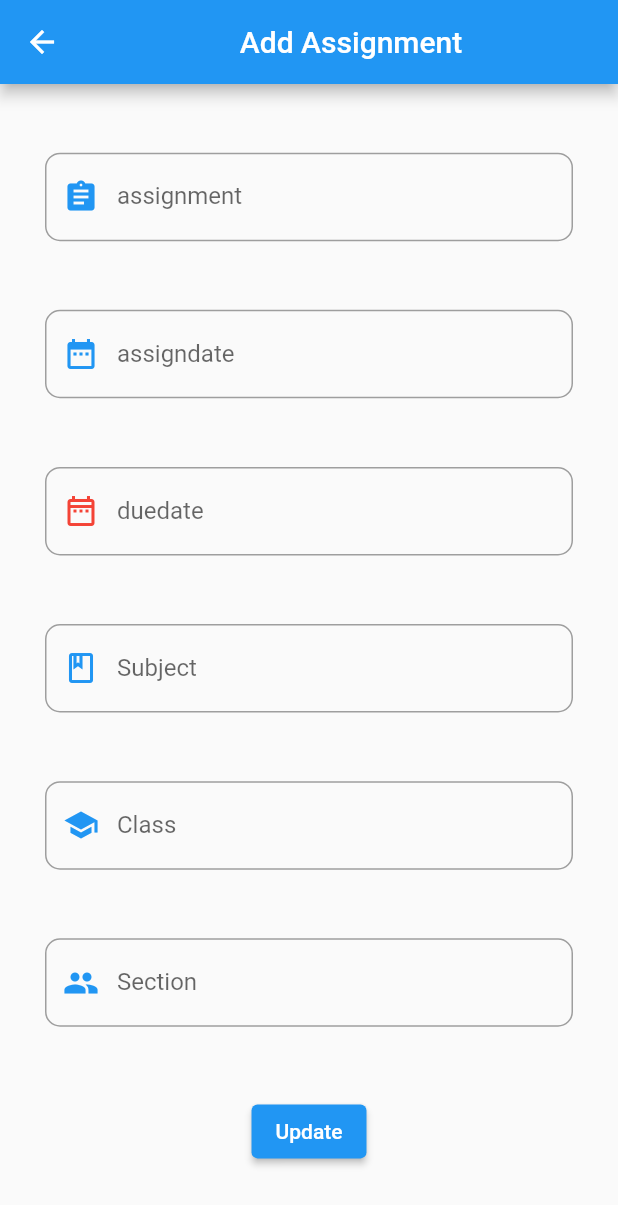
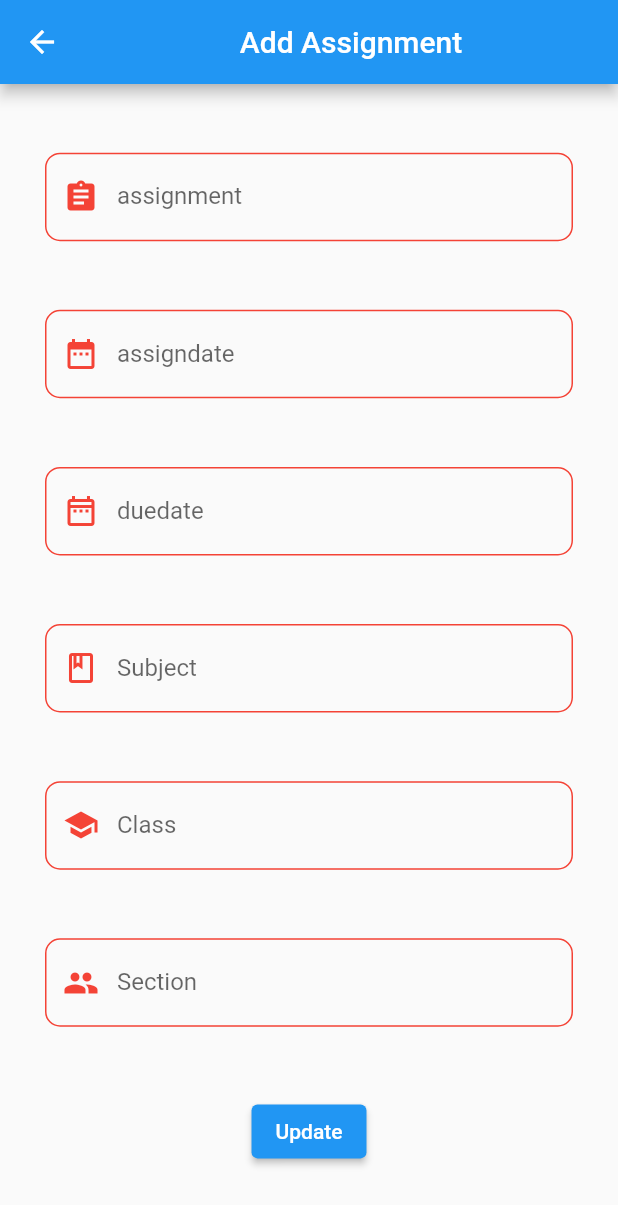
Before and after one commit to RAIESHG/student_progress_indicator_web, a Flutter app: the AddAssignment screen opened directly, after a tap on "Update", on a phone screen of 412 x 824 dp. Shown: the top 1205 px of the screen. Run offline on Flutter 3.47's test engine with Material 2 defaults, Android fonts, the phone set to English and light mode, and no system bars; our stand-ins replace dropdown_search.

Commit message:
textfield changes

```diff
--- a/lib/insert/addassignment.dart
+++ b/lib/insert/addassignment.dart
@@ -1,15 +1,39 @@
 import 'package:flutter/material.dart';
 import 'package:student_progress_indicator_web/databaseandmodels/database.dart';
-class AddAssignment extends StatelessWidget {
+import 'package:student_progress_indicator_web/reuseable_codes/textfield.dart';
+class AddAssignment extends StatefulWidget {
+  @override
+  _AddAssignmentState createState() => _AddAssignmentState();
+}
+
+class _AddAssignmentState extends State<AddAssignment> {
   @override
   final TextEditingController _assignmentController = TextEditingController();
+
+  Color assignmentColor = Colors.grey;
+
   final TextEditingController _assigndateController = TextEditingController();
+
+  Color assigndateColor = Colors.grey;
+
   final TextEditingController _duedateController = TextEditingController();
+
+  Color duedateColor = Colors.grey;
+
   final TextEditingController _subjectController = TextEditingController();
+
+  Color subjectColor = Colors.grey;
+
   final TextEditingController _classController = TextEditingController();
+
+  Color classColor = Colors.grey;
+
   final TextEditingController _sectionController = TextEditingController();
 
+  Color sectionColor = Colors.grey;
+
   Database db = new Database();
+
   Widget build(BuildContext context) {
     return Scaffold(
       appBar: AppBar(title: Center(child: Text("Add Assignment")),),
@@ -20,107 +44,44 @@ class AddAssignment extends StatelessWidget {
           mainAxisAlignment: MainAxisAlignment.spaceEvenly,
 
           children: [
-            TextField(
-              controller: _assignmentController,
-              decoration: InputDecoration(
-                  prefixIcon: Icon(Icons.assignment, color: Colors.blue),
-                  enabledBorder: OutlineInputBorder(
-                    borderRadius: BorderRadius.all(Radius.circular(10.0)),
-                    borderSide: BorderSide(color: Colors.grey),
-                  ),
-                  focusedBorder: OutlineInputBorder(
-                    borderRadius: BorderRadius.all(Radius.circular(10.0)),
-                    borderSide: BorderSide(color: Colors.grey),
-                  ),
-                  labelText: 'assignment'
-              ),
-            ),
-            TextField(
-              controller: _assigndateController,
-              decoration: InputDecoration(
-                  prefixIcon: Icon(Icons.date_range, color: Colors.blue),
-                  enabledBorder: OutlineInputBorder(
-                    borderRadius: BorderRadius.all(Radius.circular(10.0)),
-                    borderSide: BorderSide(color: Colors.grey),
-                  ),
-                  focusedBorder: OutlineInputBorder(
-                    borderRadius: BorderRadius.all(Radius.circular(10.0)),
-                    borderSide: BorderSide(color: Colors.grey),
-                  ),
-                  labelText: 'assigndate'
-              ),
-            ),
-            TextField(
-              controller: _duedateController,
+            new TextFieldDecoration( controller: _assignmentController, text: 'assignment', borderColor: assignmentColor, icon: Icons.assignment),
+            new TextFieldDecoration( controller: _assigndateController, text: 'assigndate', borderColor: assigndateColor, icon: Icons.date_range),
+            new TextFieldDecoration( controller: _duedateController, text: 'duedate', borderColor: duedateColor, icon: Icons.date_range_outlined),
+            new TextFieldDecoration( controller: _subjectController, text: 'Subject', borderColor: subjectColor, icon: Icons.book_outlined),
+            new TextFieldDecoration( controller: _classController, text: 'Class', borderColor: classColor, icon: Icons.school),
+            new TextFieldDecoration( controller: _sectionController, text: 'Section', borderColor: sectionColor, icon: Icons.people),
 
-              decoration: InputDecoration(
-                  prefixIcon: Icon(Icons.date_range_outlined, color: Colors.red),
-                  enabledBorder: OutlineInputBorder(
-                    borderRadius: BorderRadius.all(Radius.circular(10.0)),
-                    borderSide: BorderSide(color: Colors.grey),
-                  ),
-                  focusedBorder: OutlineInputBorder(
-                    borderRadius: BorderRadius.all(Radius.circular(10.0)),
-                    borderSide: BorderSide(color: Colors.grey),
-                  ),
-                  labelText: 'duedate'
-              ),
-            ),
-            TextField(
-              controller: _subjectController,
+            ElevatedButton(onPressed: (){
+              if(_assignmentController.text=="" || _assigndateController.text=="" ||  _duedateController.text=="" || _subjectController.text=="" || _classController.text=="" || _sectionController.text==""){
 
-              decoration: InputDecoration(
-                  prefixIcon: Icon(Icons.book_outlined, color: Colors.blue),
-                  enabledBorder: OutlineInputBorder(
-                    borderRadius: BorderRadius.all(Radius.circular(10.0)),
-                    borderSide: BorderSide(color: Colors.grey),
-                  ),
-                  focusedBorder: OutlineInputBorder(
-                    borderRadius: BorderRadius.all(Radius.circular(10.0)),
-                    borderSide: BorderSide(color: Colors.grey),
-                  ),
-                  labelText: 'Subject'
-              ),
-            ),
-            TextField(
-              controller: _classController,
+                if(_assignmentController.text==""){
+                assignmentColor=Colors.red;
+              }
+              if(_assigndateController.text==""){
+                assigndateColor=Colors.red;
 
-              decoration: InputDecoration(
-                  prefixIcon: Icon(Icons.school, color: Colors.blue),
-                  enabledBorder: OutlineInputBorder(
-                    borderRadius: BorderRadius.all(Radius.circular(10.0)),
-                    borderSide: BorderSide(color: Colors.grey),
-                  ),
-                  focusedBorder: OutlineInputBorder(
-                    borderRadius: BorderRadius.all(Radius.circular(10.0)),
-                    borderSide: BorderSide(color: Colors.grey),
-                  ),
-                  labelText: 'Class'
-              ),
-            ),
-            TextField(
-              controller: _sectionController,
+              }
+              if(_duedateController.text==""){
+                duedateColor=Colors.red;
 
-              decoration: InputDecoration(
-                  prefixIcon: Icon(Icons.people, color: Colors.blue),
-                  enabledBorder: OutlineInputBorder(
-                    borderRadius: BorderRadius.all(Radius.circular(10.0)),
-                    borderSide: BorderSide(color: Colors.grey),
-                  ),
-                  focusedBorder: OutlineInputBorder(
-                    borderRadius: BorderRadius.all(Radius.circular(10.0)),
-                    borderSide: BorderSide(color: Colors.grey),
-                  ),
-                  labelText: 'Section'
-              ),
-            ),
-            ElevatedButton(onPressed: (){
-              if(_assignmentController.text!="" || _assigndateController.text!="" ||  _duedateController.text!="" || _subjectController.text!="" || _classController.text!="" || _sectionController.text!=""){
-              db.addassignment(_assignmentController.text, _assigndateController.text, _duedateController.text,_subjectController.text,_classController.text,_sectionController.text);}
+              }
+              if(_subjectController.text==""){
+                subjectColor=Colors.red;
+
+              }
+              if(_classController.text==""){
+                classColor=Colors.red;
+
+              }
+              if(_sectionController.text==""){
+                sectionColor=Colors.red;
+              }}
               else{
-                //insert validation here
+               db.addassignment(_assignmentController.text, _assigndateController.text, _duedateController.text,_subjectController.text,_classController.text,_sectionController.text);
               }
-            },child: Text("Update"),),
+              setState(() {});}
+
+            ,child: Text("Update"),),
           ],
 
 
--- /dev/null
+++ b/lib/reuseable_codes/textfield.dart
@@ -0,0 +1,37 @@
+import 'package:flutter/material.dart';
+
+class TextFieldDecoration extends StatefulWidget {
+  @override
+  final TextEditingController controller;
+  final String text;
+  final Color borderColor;
+  final IconData icon;
+
+  const TextFieldDecoration({Key key, this.controller, this.text, this.borderColor, this.icon}) : super(key: key);
+
+
+  _TextFieldDecorationState createState() => _TextFieldDecorationState();
+}
+
+class _TextFieldDecorationState extends State<TextFieldDecoration> {
+  @override
+  Widget build(BuildContext context) {
+    return
+      TextField(
+        controller: widget.controller,
+        decoration: InputDecoration(
+            prefixIcon: Icon(widget.icon, color: widget.borderColor),
+            enabledBorder: OutlineInputBorder(
+              borderRadius: BorderRadius.all(Radius.circular(10.0)),
+              borderSide: BorderSide(color: widget.borderColor),
+            ),
+            focusedBorder: OutlineInputBorder(
+              borderRadius: BorderRadius.all(Radius.circular(10.0)),
+              borderSide: BorderSide(color: widget.borderColor),
+            ),
+            labelText: widget.text
+        ),);
+
+  }
+
+}
```
Also changed, not shown: lib/insert/add_student.dart (+64 -94 lines), lib/insert/add_student_result.dart (+34 -49 lines), lib/insert/adddailyactivities.dart (+68 -64 lines).
